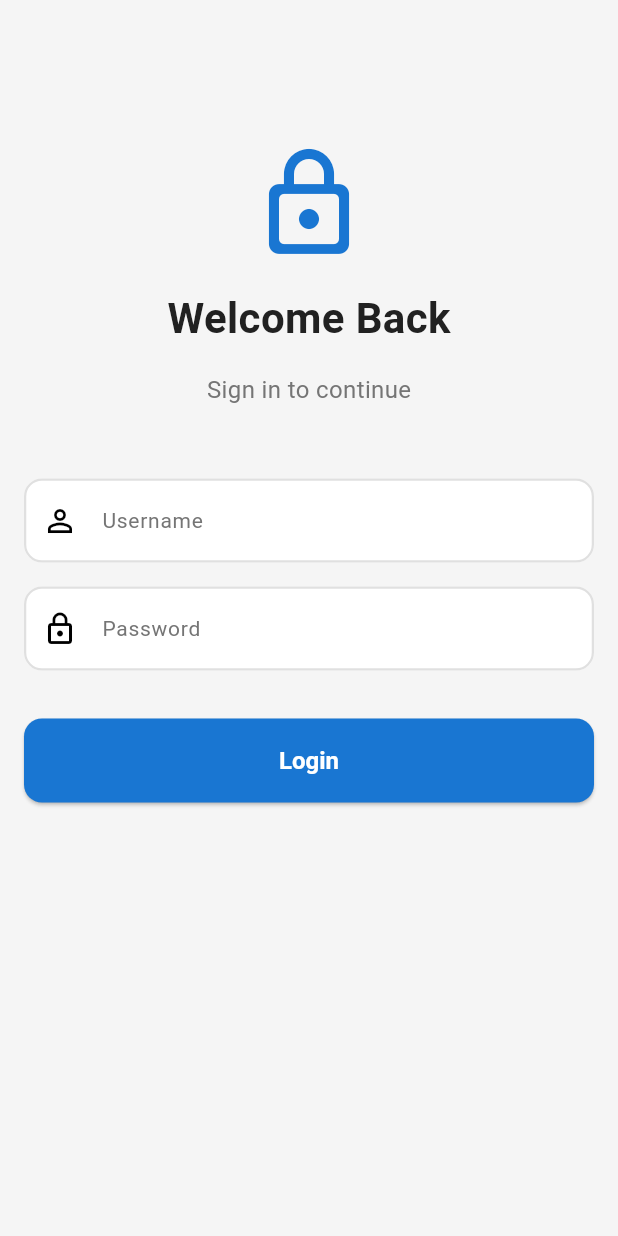
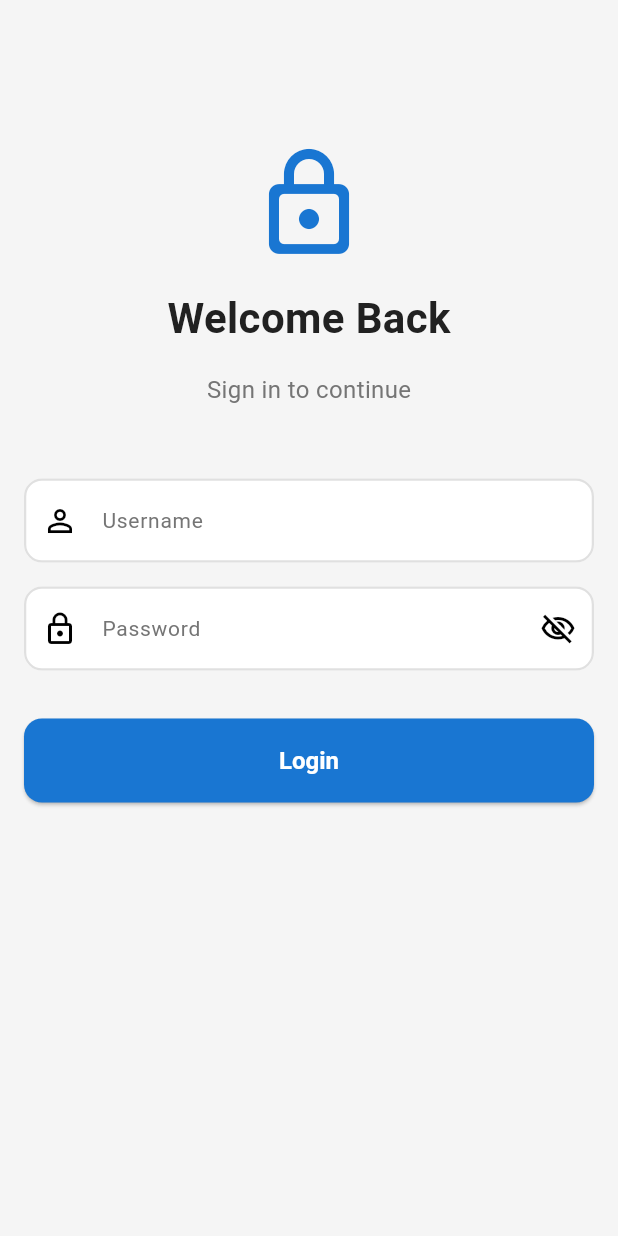
Before and after one commit to mouhamaddouba/tecnical_task, a Flutter app: the screen it shows after launch, on a phone screen of 412 x 824 dp. Run offline on Flutter 3.47's test engine with Material 3 defaults, Android fonts, the phone set to English and light mode, and no system bars; our stand-ins replace bloc, dio, equatable, flutter_bloc, get_it, go_router and 1 more.

Commit message:
15. Make the call of state that i need inside page login.

```diff
--- a/lib/source/features/login/presentation/page/views/login_button_view.dart
+++ b/lib/source/features/login/presentation/page/views/login_button_view.dart
@@ -1,14 +1,55 @@
 import 'package:flutter/material.dart';
+import 'package:flutter_bloc/flutter_bloc.dart';
+import 'package:go_router/go_router.dart';
+import 'package:tecnical_task/source/core/routes/app_routes.dart';
+import 'package:tecnical_task/source/core/themes/app_colors_theme.dart';
 import 'package:tecnical_task/source/core/values/constant/app_strings.dart';
+import 'package:tecnical_task/source/core/values/enums/state_app_enum.dart';
+import 'package:tecnical_task/source/features/login/presentation/bloc/login_bloc.dart';
 
 class LoginButtonView extends StatelessWidget {
   const LoginButtonView({super.key});
 
   @override
   Widget build(BuildContext context) {
-    return ElevatedButton(
-      child: Text(AppStrings.loginButton),
-      onPressed: () {},
+    return BlocConsumer<LoginBloc, LoginState>(
+      listenWhen: (previous, current) =>
+          previous.navigateToContent != current.navigateToContent ||
+          previous.errorMessage != current.errorMessage,
+      listener: (context, state) {
+        if (state.navigateToContent) {
+          context.go(AppRoutes.content);
+        }
+        if (state.errorMessage != null) {
+          ScaffoldMessenger.of(context).showSnackBar(
+            SnackBar(
+              content: Text(state.errorMessage!),
+              backgroundColor: AppColorsTheme.error,
+              behavior: SnackBarBehavior.floating,
+            ),
+          );
+        }
+      },
+      buildWhen: (previous, current) => previous.stateApp != current.stateApp,
+      builder: (context, state) {
+        final isLoading = state.stateApp == StateAppEnum.loading;
+
+        return ElevatedButton(
+          onPressed: isLoading ? null : () {},
+          child: isLoading
+              ? const SizedBox(
+                  height: 24,
+                  width: 24,
+                  child: CircularProgressIndicator(
+                    strokeWidth: 2.5,
+                    valueColor: AlwaysStoppedAnimation<Color>(
+                      AppColorsTheme.white,
+                    ),
+                  ),
+                )
+              : Text(AppStrings.loginButton),
+        );
+      },
     );
   }
 }
--- a/lib/source/features/login/presentation/page/views/login_form_view.dart
+++ b/lib/source/features/login/presentation/page/views/login_form_view.dart
@@ -1,38 +1,60 @@
 import 'package:flutter/material.dart';
+import 'package:flutter_bloc/flutter_bloc.dart';
 import 'package:tecnical_task/source/core/values/constant/app_strings.dart';
+import 'package:tecnical_task/source/features/login/presentation/bloc/login_bloc.dart';
 
 class LoginFormView extends StatelessWidget {
   const LoginFormView({super.key});
 
   @override
   Widget build(BuildContext context) {
+    return BlocBuilder<LoginBloc, LoginState>(
+      buildWhen: (previous, current) =>
+          previous.usernameError != current.usernameError ||
+          previous.passwordError != current.passwordError,
+      builder: (context, state) {
         return Column(
           spacing: 16,
           children: [
             /// Username Field
             TextFormField(
+              controller: state.usernameController,
               keyboardType: TextInputType.text,
               textInputAction: TextInputAction.next,
               decoration: InputDecoration(
                 labelText: AppStrings.usernameLabel,
                 hintText: AppStrings.usernameHint,
                 prefixIcon: const Icon(Icons.person_outline),
+                errorText: state.usernameError,
               ),
               onChanged: (value) {},
             ),
 
             /// Password Field
             TextFormField(
+              controller: state.passwordController,
+              obscureText: state.obscurePassword,
               textInputAction: TextInputAction.done,
               decoration: InputDecoration(
                 labelText: AppStrings.passwordLabel,
                 hintText: AppStrings.passwordHint,
                 prefixIcon: const Icon(Icons.lock_outline),
+                errorText: state.passwordError,
+                suffixIcon: IconButton(
+                  icon: Icon(
+                    state.obscurePassword
+                        ? Icons.visibility_off_outlined
+                        : Icons.visibility_outlined,
+                  ),
+                  onPressed: () {},
+                ),
               ),
               onChanged: (value) {},
               onFieldSubmitted: (_) {},
             ),
           ],
         );
+      },
+    );
   }
 }
```
Lines whose indentation alone changed are shown as unchanged.
